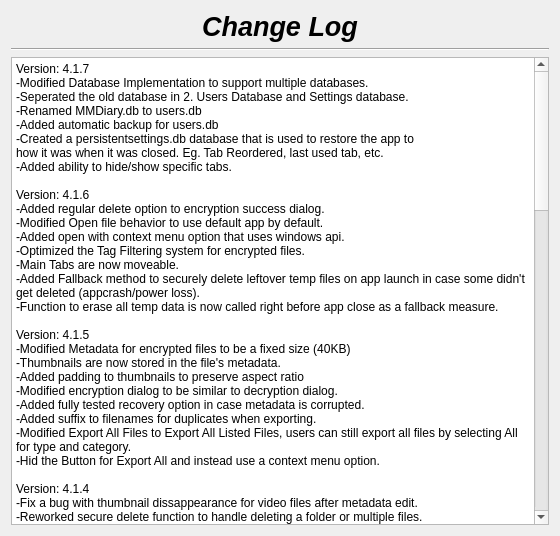
This is changelog.ui in therealMaPMaKeR/MMDiary as Qt 5 draws it before an edit. The edited form follows.
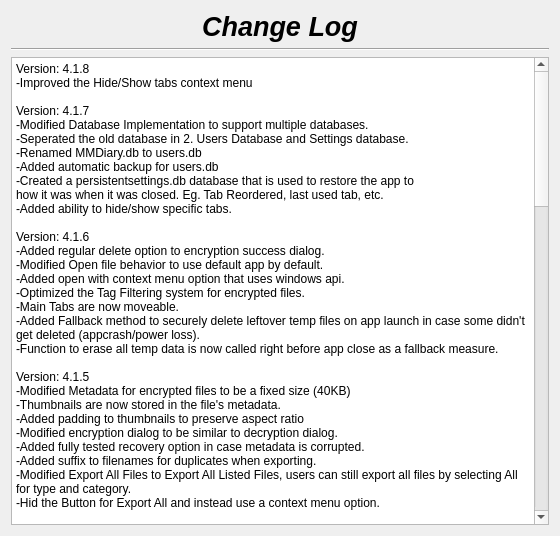
This is the edited form.

Commit message: improved hide/show tabs context menu

Patch:
```diff
--- a/changelog.ui
+++ b/changelog.ui
@@ -55,6 +55,8 @@
 li.unchecked::marker { content: &quot;\2610&quot;; }
 li.checked::marker { content: &quot;\2612&quot;; }
 &lt;/style&gt;&lt;/head&gt;&lt;body style=&quot; font-family:'Segoe UI'; font-size:9pt; font-weight:400; font-style:normal;&quot;&gt;
+&lt;p style=&quot; margin-top:0px; margin-bottom:0px; margin-left:0px; margin-right:0px; -qt-block-indent:0; text-indent:0px;&quot;&gt;Version: 4.1.8&lt;br /&gt;-Improved the Hide/Show tabs context menu&lt;/p&gt;
+&lt;p style=&quot;-qt-paragraph-type:empty; margin-top:0px; margin-bottom:0px; margin-left:0px; margin-right:0px; -qt-block-indent:0; text-indent:0px;&quot;&gt;&lt;br /&gt;&lt;/p&gt;
 &lt;p style=&quot; margin-top:0px; margin-bottom:0px; margin-left:0px; margin-right:0px; -qt-block-indent:0; text-indent:0px;&quot;&gt;Version: 4.1.7&lt;br /&gt;-Modified Database Implementation to support multiple databases.&lt;br /&gt;-Seperated the old database in 2. Users Database and Settings database.&lt;br /&gt;-Renamed MMDiary.db to users.db&lt;br /&gt;-Added automatic backup for users.db&lt;/p&gt;
 &lt;p style=&quot; margin-top:0px; margin-bottom:0px; margin-left:0px; margin-right:0px; -qt-block-indent:0; text-indent:0px;&quot;&gt;-Created a persistentsettings.db database that is used to restore the app to &lt;/p&gt;
 &lt;p style=&quot; margin-top:0px; margin-bottom:0px; margin-left:0px; margin-right:0px; -qt-block-indent:0; text-indent:0px;&quot;&gt;how it was when it was closed. Eg. Tab Reordered, last used tab, etc.&lt;/p&gt;
```
The commit also changes 2 other files.
